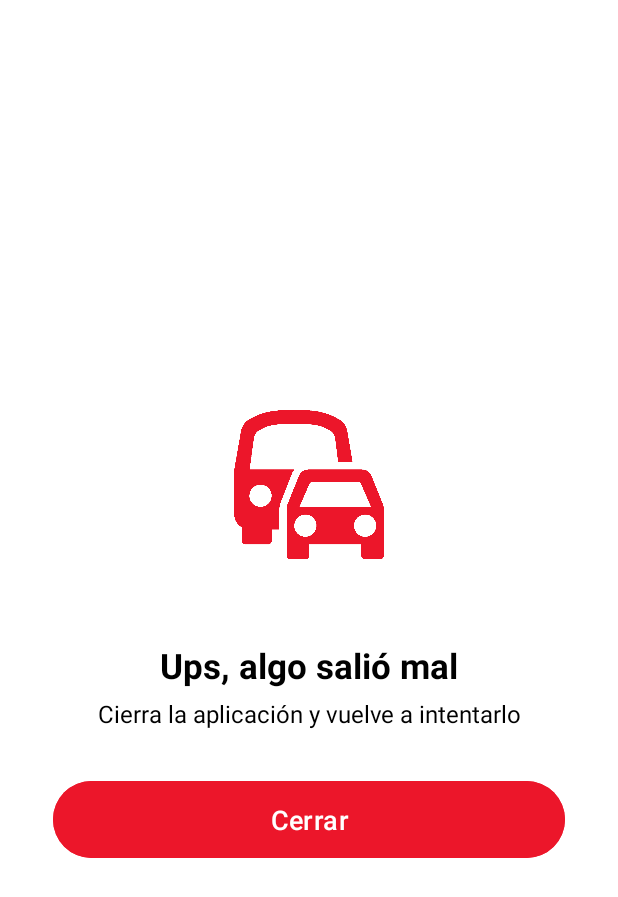
After one commit to PieroCardoza2003/UrbanMove, an Android app: the ErrorActivity screen opened directly, with no data from a screen before it, on a phone screen of 412 x 824 dp. The commit adds this screen. Shown: the top 897 px of the screen. Run offline under Robolectric (Android 15) with nearby library versions, the phone set to English and light mode, and no system bars.

Commit message:
update 2

```diff
--- /dev/null
+++ b/app/src/main/java/com/capstone/urbanmove/presentation/ui/common/ErrorActivity.kt
@@ -0,0 +1,19 @@
+package com.capstone.urbanmove.presentation.ui.common
+
+import androidx.appcompat.app.AppCompatActivity
+import android.os.Bundle
+import com.capstone.urbanmove.R
+import com.capstone.urbanmove.databinding.ActivityErrorBinding
+
+class ErrorActivity : AppCompatActivity() {
+    private lateinit var binding: ActivityErrorBinding
+    override fun onCreate(savedInstanceState: Bundle?) {
+        super.onCreate(savedInstanceState)
+        binding = ActivityErrorBinding.inflate(layoutInflater)
+        setContentView(binding.root)
+
+        binding.buttonCerrarError.setOnClickListener{
+            finishAffinity()
+        }
+    }
+}
--- a/app/src/main/java/com/capstone/urbanmove/presentation/ui/forgot_password_user/new_password/NewPasswordFragment.kt
+++ b/app/src/main/java/com/capstone/urbanmove/presentation/ui/forgot_password_user/new_password/NewPasswordFragment.kt
@@ -1,5 +1,6 @@
 package com.capstone.urbanmove.presentation.ui.forgot_password_user.new_password
 
+import android.content.Intent
 import android.os.Bundle
 import androidx.fragment.app.Fragment
 import android.view.LayoutInflater
@@ -9,6 +10,7 @@ import android.widget.Toast
 import androidx.fragment.app.activityViewModels
 import com.capstone.urbanmove.databinding.FragmentNewPasswordBinding
 import com.capstone.urbanmove.domain.entity.Result
+import com.capstone.urbanmove.presentation.ui.common.ErrorActivity
 import com.capstone.urbanmove.presentation.ui.common.LoadDialogFragment
 import com.capstone.urbanmove.presentation.ui.forgot_password_user.ForgotPasswordViewModel
 
@@ -38,7 +40,8 @@ class NewPasswordFragment : Fragment() {
                     requireActivity().finish()
                 }
                 else -> {
-                    Toast.makeText(requireContext(), "Internal error", Toast.LENGTH_SHORT).show()
+                    val intent = Intent(context, ErrorActivity::class.java)
+                    startActivity(intent)
                     requireActivity().finish()
                 }
             }
--- a/app/src/main/java/com/capstone/urbanmove/presentation/ui/register_user/new_password/NewPasswordFragment.kt
+++ b/app/src/main/java/com/capstone/urbanmove/presentation/ui/register_user/new_password/NewPasswordFragment.kt
@@ -1,5 +1,6 @@
 package com.capstone.urbanmove.presentation.ui.register_user.new_password
 
+import android.content.Intent
 import android.os.Bundle
 import androidx.fragment.app.Fragment
 import android.view.LayoutInflater
@@ -9,6 +10,7 @@ import android.widget.Toast
 import androidx.fragment.app.activityViewModels
 import com.capstone.urbanmove.databinding.FragmentNewPasswordBinding
 import com.capstone.urbanmove.domain.entity.Result
+import com.capstone.urbanmove.presentation.ui.common.ErrorActivity
 import com.capstone.urbanmove.presentation.ui.common.LoadDialogFragment
 import com.capstone.urbanmove.presentation.ui.register_user.RegisterViewModel
 
@@ -40,7 +42,8 @@ class NewPasswordFragment : Fragment() {
                     requireActivity().finish()
                 }
                 else -> {
-                    Toast.makeText(requireContext(), "Internal error", Toast.LENGTH_SHORT).show()
+                    val intent = Intent(context, ErrorActivity::class.java)
+                    startActivity(intent)
                     requireActivity().finish()
                 }
             }
--- a/app/src/main/java/com/capstone/urbanmove/utils/Constants.kt
+++ b/app/src/main/java/com/capstone/urbanmove/utils/Constants.kt
@@ -4,8 +4,8 @@ object Constants {
     const val NAMEPREFERENCES = "urbmve_prefs"
     const val ACCESS_TOKEN = "access_token"
     const val REFRESH_TOKEN = "refresh_token"
-    private const val BASE_URL_URBANMOVE_Remote = "https://urbanmove-api.onrender.com"
-    private const val BASE_URL_URBANMOVE = "http://192.168.1.37:3000"
+    private const val BASE_URL_URBANMOVE = "https://urbanmove-api.onrender.com"
+    private const val BASE_URL_URBANMOVE_local = "http://192.168.1.37:3000"
 
     fun getBaseUrlUrbanmoveApi(): String = BASE_URL_URBANMOVE
 }
--- /dev/null
+++ b/app/src/main/res/layout/activity_error.xml
@@ -0,0 +1,48 @@
+<?xml version="1.0" encoding="utf-8"?>
+<LinearLayout xmlns:android="http://schemas.android.com/apk/res/android"
+    android:background="@color/white"
+    xmlns:tools="http://schemas.android.com/tools"
+    android:orientation="vertical"
+    android:padding="35dp"
+    android:gravity="center"
+    android:layout_width="match_parent"
+    android:layout_height="match_parent"
+    tools:context=".presentation.ui.common.ErrorActivity">
+
+    <ImageView
+        android:src="@drawable/icon_app_red"
+        android:layout_width="match_parent"
+        android:layout_height="150dp"
+        android:contentDescription="img_error" />
+
+    <TextView
+        android:layout_marginTop="30dp"
+        android:gravity="center"
+        android:textColor="@color/black"
+        android:text="Ups, algo salió mal"
+        android:textSize="23sp"
+        android:textStyle="bold"
+        android:layout_width="match_parent"
+        android:layout_height="wrap_content"/>
+
+    <TextView
+        android:layout_marginTop="5dp"
+        android:textColor="@color/black"
+        android:textSize="16sp"
+        android:gravity="center"
+        android:text="Cierra la aplicación y vuelve a intentarlo"
+        android:layout_width="match_parent"
+        android:layout_height="wrap_content"/>
+
+    <Button
+        android:id="@+id/button_cerrar_error"
+        android:layout_marginTop="30dp"
+        android:padding="13dp"
+        android:textColor="@color/white"
+        android:backgroundTint="@color/app_color_primary"
+        android:text="Cerrar"
+        android:textSize="18sp"
+        android:layout_width="match_parent"
+        android:layout_height="wrap_content"/>
+
+</LinearLayout>
```
Also changed, not shown: app/src/main/AndroidManifest.xml (+15 -14 lines), app/src/main/java/com/capstone/urbanmove/presentation/ui/forgot_password_user/find_account/FindAccountFragment.kt (+7 -1 lines), app/src/main/java/com/capstone/urbanmove/presentation/ui/forgot_password_user/verify_code/VerifyCodeFragment.kt (+7 -1 lines), app/src/main/java/com/capstone/urbanmove/presentation/ui/login_user/LoginActivity.kt (+5 -4 lines), app/src/main/java/com/capstone/urbanmove/presentation/ui/register_user/create_account/CreateAccountFragment.kt (+7 -1 lines), app/src/main/java/com/capstone/urbanmove/presentation/ui/register_user/verify_code/VerifyCodeFragment.kt (+7 -1 lines).
